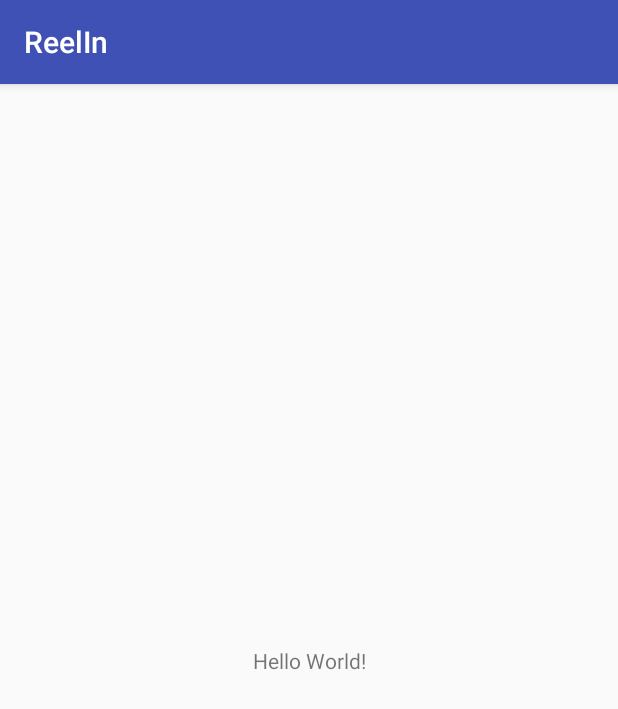
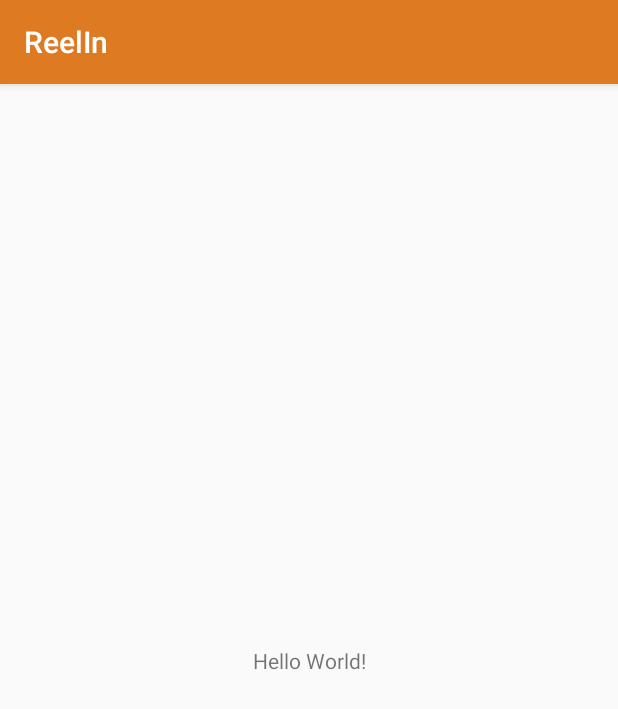
Before and after one commit to OneSmugPug/ReelIn, an Android app: the screen it shows after launch (MainActivity), on a phone screen of 412 x 824 dp. Shown: the top 709 px of the screen. Run offline under Robolectric (Android 15) with nearby library versions, the phone set to English and light mode, and no system bars.

Commit message:
heine commit

```diff
--- a/Desktop/JaarProjek/ReelIn/app/src/main/res/values/colors.xml
+++ b/Desktop/JaarProjek/ReelIn/app/src/main/res/values/colors.xml
@@ -1,6 +1,9 @@
 <?xml version="1.0" encoding="utf-8"?>
 <resources>
-    <color name="colorPrimary">#3F51B5</color>
-    <color name="colorPrimaryDark">#303F9F</color>
-    <color name="colorAccent">#FF4081</color>
+    <color name="colorPrimary">#DE7A22</color>
+    <color name="colorPrimaryDark">#b7641b</color>
+    <color name="darkWhite">#e0e0e0</color>
+    <color name="sea">#20948B</color>
+    <color name="darkGrey">#636363</color>
+    <color name="lightGrey">#8c8c8c</color>
 </resources>
--- a/Desktop/JaarProjek/ReelIn/app/src/main/res/values/styles.xml
+++ b/Desktop/JaarProjek/ReelIn/app/src/main/res/values/styles.xml
@@ -5,7 +5,12 @@
         <!-- Customize your theme here. -->
         <item name="colorPrimary">@color/colorPrimary</item>
         <item name="colorPrimaryDark">@color/colorPrimaryDark</item>
-        <item name="colorAccent">@color/colorAccent</item>
+        <item name="colorAccent">@color/sea</item>
+    </style>
+    <style name="Divider">
+        <item name="android:layout_width">300dp</item>
+        <item name="android:layout_height">1dp</item>
+        <item name="android:background">?android:attr/listDivider</item>
     </style>
 
 </resources>
```
Also changed, not shown: Desktop/JaarProjek/ReelIn/app/src/main/res/values/strings.xml (+38 -0 lines).
